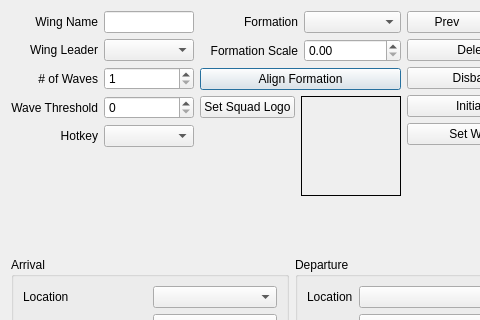
First picture: the form in qtfred/ui/WingEditorDialog.ui, repository scp-fs2open/fs2open.github.com, before the edit; both pictures show x 0 to 480 and y 0 to 320 of the 584 by 1022 pixel window.
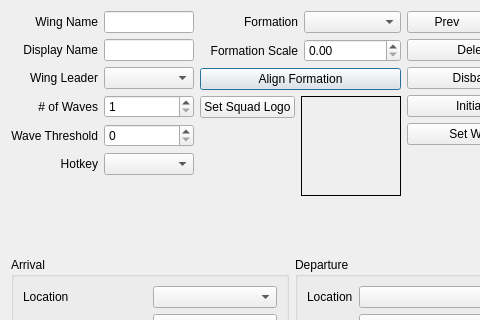
Second picture: the form after the edit. Custom widgets are drawn as their Qt base class.

Diff of the .ui file:
```diff
--- a/qtfred/ui/WingEditorDialog.ui
+++ b/qtfred/ui/WingEditorDialog.ui
@@ -43,7 +43,7 @@
          </property>
          <item>
           <layout class="QGridLayout" name="firstColumnOptions">
-           <item row="4" column="0">
+           <item row="5" column="0">
             <widget class="QLabel" name="hotkeyLabel">
              <property name="text">
               <string>Hotkey</string>
@@ -53,7 +53,7 @@
              </property>
             </widget>
            </item>
-           <item row="2" column="0">
+           <item row="3" column="0">
             <widget class="QLabel" name="numWavesLabel">
              <property name="text">
               <string># of Waves</string>
@@ -70,7 +70,7 @@
              </property>
             </widget>
            </item>
-           <item row="3" column="0">
+           <item row="4" column="0">
             <widget class="QLabel" name="waveThresholdLabel">
              <property name="text">
               <string>Wave Threshold</string>
@@ -80,7 +80,7 @@
              </property>
             </widget>
            </item>
-           <item row="2" column="1">
+           <item row="3" column="1">
             <widget class="QSpinBox" name="numWavesSpinBox">
              <property name="minimum">
               <number>1</number>
@@ -90,10 +90,10 @@
              </property>
             </widget>
            </item>
-           <item row="3" column="1">
+           <item row="4" column="1">
             <widget class="QSpinBox" name="waveThresholdSpinBox"/>
            </item>
-           <item row="1" column="1">
+           <item row="2" column="1">
             <widget class="QComboBox" name="wingLeaderCombo"/>
            </item>
            <item row="0" column="0">
@@ -107,6 +107,23 @@
             </widget>
            </item>
            <item row="1" column="0">
+            <widget class="QLabel" name="wingDisplayNameLabel">
+             <property name="text">
+              <string>Display Name</string>
+             </property>
+             <property name="alignment">
+              <set>Qt::AlignRight|Qt::AlignTrailing|Qt::AlignVCenter</set>
+             </property>
+            </widget>
+           </item>
+           <item row="1" column="1">
+            <widget class="QLineEdit" name="wingDisplayNameEdit">
+             <property name="toolTip">
+              <string>Optional display name for ships in this wing.</string>
+             </property>
+            </widget>
+           </item>
+           <item row="2" column="0">
             <widget class="QLabel" name="wingLeaderLabel">
              <property name="text">
               <string>Wing Leader</string>
@@ -116,7 +133,7 @@
              </property>
             </widget>
            </item>
-           <item row="4" column="1">
+           <item row="5" column="1">
             <widget class="QComboBox" name="hotkeyCombo">
              <property name="autoFillBackground">
               <bool>true</bool>
```
